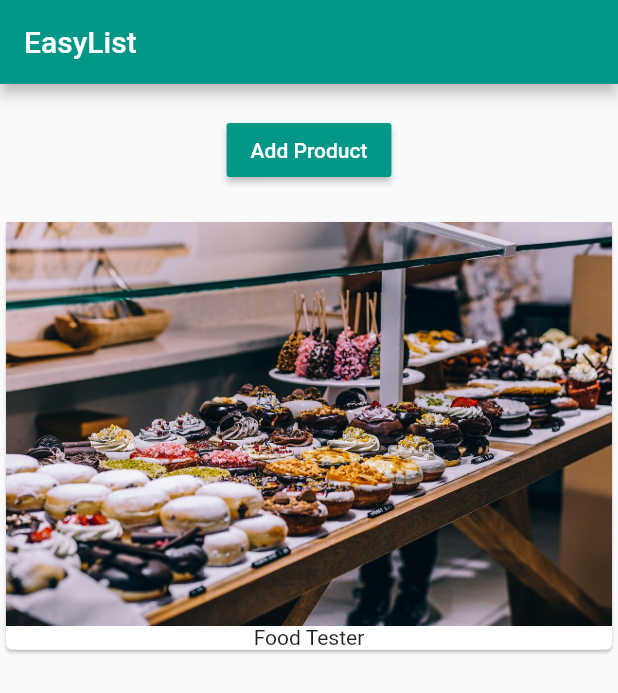
After one commit to marco238/EasyList, a Flutter app: the screen it shows after launch, on a phone screen of 412 x 824 dp. The commit adds this screen. Shown: the top 693 px of the screen. Run offline on Flutter 3.47's test engine with Material 2 defaults, Android fonts, the phone set to English and light mode, and no system bars.

Commit message:
fix: code splitted up into modules

```diff
--- a/lib/main.dart
+++ b/lib/main.dart
@@ -1,55 +1,20 @@
 import 'package:flutter/material.dart';
+
+import './product_manager.dart';
 
 void main() => runApp(MyApp());
 
-class MyApp extends StatefulWidget {
-  @override
-  State<StatefulWidget> createState() {
-    // TODO: implement createState
-    return _MyAppState();
-  }
-}
-
-class _MyAppState extends State<MyApp> {
-  List<String> _products = ['Food Tester'];
-
+class MyApp extends StatelessWidget {
   @override
   Widget build(BuildContext context) {
     return MaterialApp(
       home: Scaffold(
-          appBar: AppBar(
-            title: Text('EasyList'),
-            backgroundColor: Colors.teal,
-          ),
-          body: Column(
-            children: [
-              Container(
-                margin: EdgeInsets.all(20.0),
-                child: RaisedButton(
-                  onPressed: () {
-                    setState(() {
-                      _products.add('New Product');
-                    });
-                  },
-                  child: Text('Add Product'),
-                  color: Colors.teal,
-                  textColor: Colors.white,
-                ),
-              ),
-              Column(
-                children: _products
-                    .map((element) => Card(
-                          child: Column(
-                            children: <Widget>[
-                              Image.asset('assets/food.jpg'),
-                              Text(element)
-                            ],
-                          ),
-                        ))
-                    .toList(),
-              )
-            ],
-          )),
+        appBar: AppBar(
+          title: Text('EasyList'),
+          backgroundColor: Colors.teal,
+        ),
+        body: ProductManager(),
+      ),
     );
   }
 }
--- /dev/null
+++ b/lib/product_manager.dart
@@ -0,0 +1,35 @@
+import 'package:flutter/material.dart';
+
+import './products.dart';
+
+class ProductManager extends StatefulWidget {
+  @override
+  State<StatefulWidget> createState() {
+    // TODO: implement createState
+    return _ProductManagerState();
+  }
+}
+
+class _ProductManagerState extends State<ProductManager> {
+  List<String> _products = ['Food Tester'];
+
+  @override
+  Widget build(BuildContext context) {
+    // TODO: implement build
+    return Column(children: [Container(
+      margin: EdgeInsets.all(20.0),
+      child: RaisedButton(
+        onPressed: () {
+          setState(() {
+            _products.add('New Product');
+          });
+        },
+        child: Text('Add Product'),
+        color: Colors.teal,
+        textColor: Colors.white,
+      ),
+    ),
+    Products(_products)
+    ],);
+  }
+}
--- /dev/null
+++ b/lib/products.dart
@@ -0,0 +1,23 @@
+import 'package:flutter/material.dart';
+
+class Products extends StatelessWidget {
+  final List<String> products;
+
+  Products(this.products);
+
+  @override
+  Widget build(BuildContext context) {
+    return Column(
+      children: products
+          .map((element) => Card(
+                child: Column(
+                  children: <Widget>[
+                    Image.asset('assets/food.jpg'),
+                    Text(element)
+                  ],
+                ),
+              ))
+          .toList(),
+    );
+  }
+}
```
